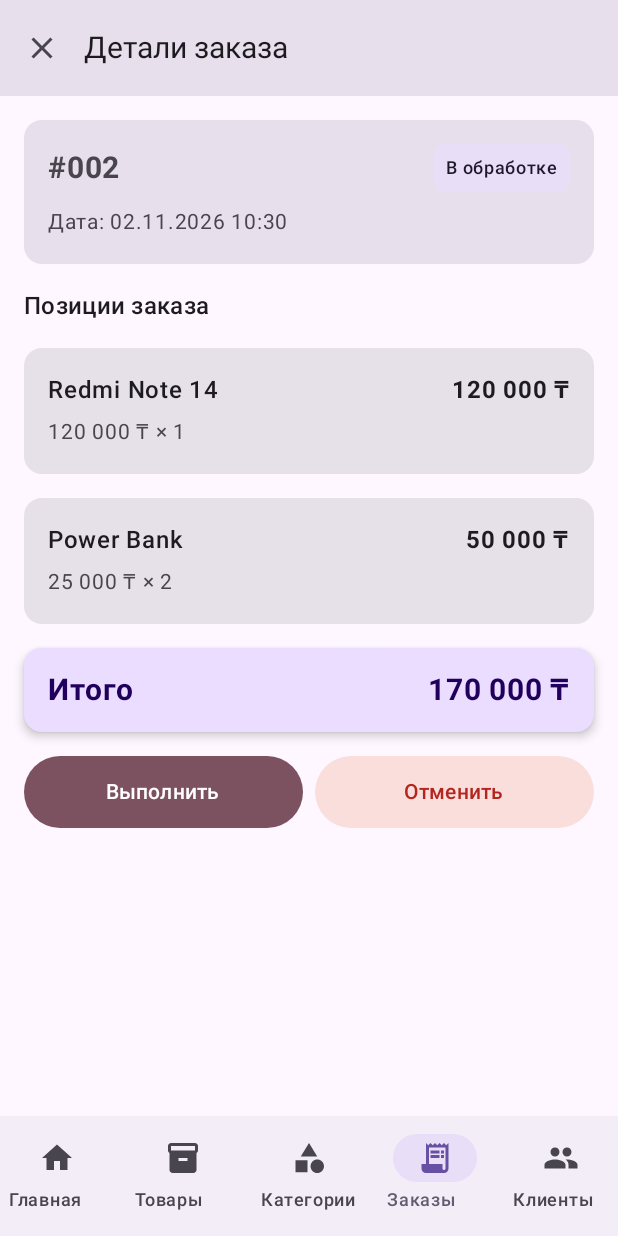
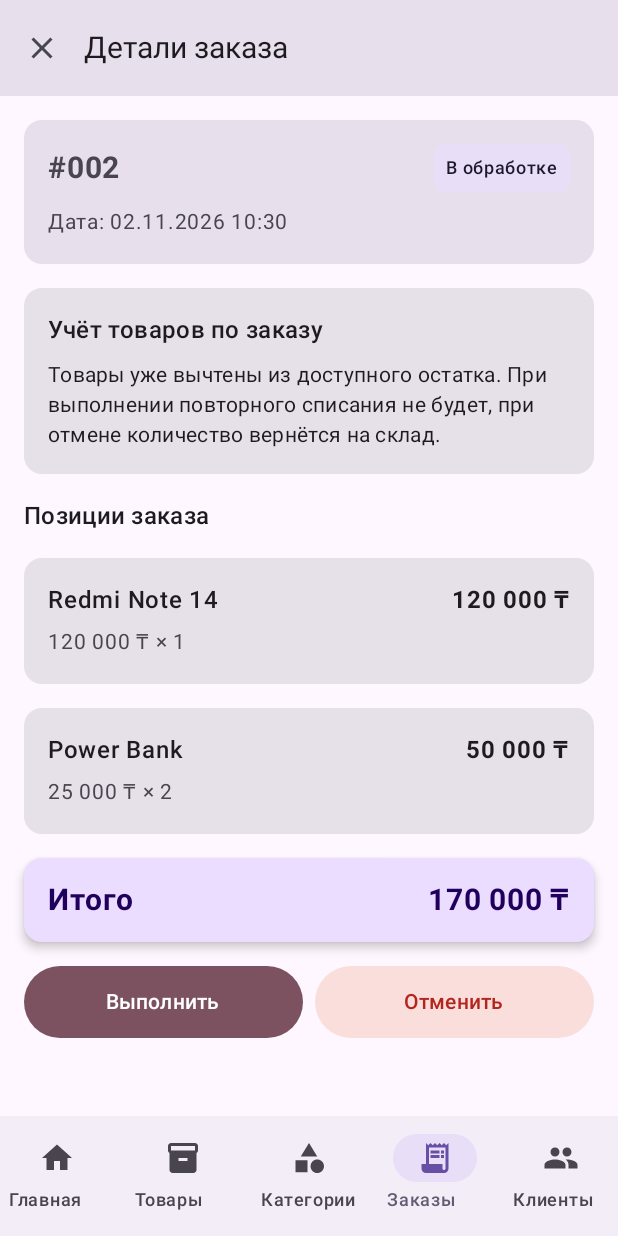
Before and after one commit to poshan4ik/NursetMobile, an Android app built with Jetpack Compose: the screen it shows after launch (MainActivity), after a tap on an icon or button, on a phone screen of 412 x 824 dp. Run offline under Robolectric (Android 15) with nearby library versions, the phone set to English and light mode, and no system bars; our stand-ins replace Room's generated code.

Commit message:
Clarify stock deduction and selling prices in order workflow

```diff
--- a/app/src/main/java/com/nursetmobile/ui/orders/OrderDetailsScreen.kt
+++ b/app/src/main/java/com/nursetmobile/ui/orders/OrderDetailsScreen.kt
@@ -216,6 +216,7 @@ private fun OrderDetailsContent(
         verticalArrangement = Arrangement.spacedBy(16.dp)
     ) {
         item { OrderInfoCard(order = order, status = status) }
+        item { OrderStockEffectCard(status) }
         item { Text(stringResource(R.string.order_items), style = MaterialTheme.typography.titleMedium) }
         items(orderItems, key = { it.id }) { OrderDetailItemCard(it) }
         item { OrderTotalCard(totalPrice = order.totalPrice) }
@@ -225,6 +226,21 @@ private fun OrderDetailsContent(
             onStatusChange = onStatusChange,
             onCancelRequest = onCancelRequest
         ) }
+    }
+}
+
+@Composable
+private fun OrderStockEffectCard(status: OrderStatus) {
+    val description = when (status) {
+        OrderStatus.NEW, OrderStatus.PROCESSING -> R.string.order_stock_effect_active
+        OrderStatus.COMPLETED -> R.string.order_stock_effect_completed
+        OrderStatus.CANCELLED -> R.string.order_stock_effect_cancelled
+    }
+    Card(modifier = Modifier.fillMaxWidth()) {
+        Column(Modifier.padding(16.dp), verticalArrangement = Arrangement.spacedBy(8.dp)) {
+            Text(stringResource(R.string.order_stock_effect_title), style = MaterialTheme.typography.titleMedium)
+            Text(stringResource(description), style = MaterialTheme.typography.bodyMedium)
+        }
     }
 }
 
--- a/app/src/main/res/values/strings.xml
+++ b/app/src/main/res/values/strings.xml
@@ -29,10 +29,10 @@
     <string name="cancel_order_warning">Товары вернутся на склад. Это действие нельзя отменить.</string>
     <string name="total">Итого</string>
     <string name="quantity">Количество</string>
-    <string name="price">Цена</string>
-    <string name="price_with_value">Цена: %1$s</string>
+    <string name="price">Цена продажи</string>
+    <string name="price_with_value">Цена продажи: %1$s</string>
     <string name="stock_with_value">Остаток: %1$d шт.</string>
-    <string name="product_price_and_stock">Цена: %1$s | Остаток: %2$d шт.</string>
+    <string name="product_price_and_stock">Цена продажи: %1$s | Остаток: %2$d шт.</string>
     <string name="name_label">Название</string>
     <string name="category_name_label">Название категории</string>
     <string name="create_order">Создать заказ</string>
@@ -49,7 +49,13 @@
     <string name="action_complete">Выполнить</string>
     <string name="action_cancel">Отменить</string>
     <string name="cart_empty">Корзина пуста</string>
-    <string name="cart_empty_hint">Нажмите «+» чтобы добавить товары</string>
+    <string name="cart_empty_hint">Выберите товары для покупателя. При создании заказа их количество уменьшится на складе.</string>
+    <string name="order_stock_create_hint">При создании заказа товары будут вычтены из остатка.</string>
+    <string name="order_stock_preview">После оформления останется: %1$d шт.</string>
+    <string name="order_stock_effect_title">Учёт товаров по заказу</string>
+    <string name="order_stock_effect_active">Товары уже вычтены из доступного остатка. При выполнении повторного списания не будет, при отмене количество вернётся на склад.</string>
+    <string name="order_stock_effect_completed">Заказ выполнен. Товары списаны при его создании, повторного списания при выполнении нет.</string>
+    <string name="order_stock_effect_cancelled">Заказ отменён. Количество товаров возвращено в доступный остаток.</string>
     <string name="select_products">Выбрать товары</string>
     <string name="select_product">Выбрать товар</string>
     <string name="no_products_found">Товары не найдены</string>
```
Also changed, not shown: app/src/main/java/com/nursetmobile/ui/orders/CreateOrderScreen.kt (+9 -1 lines).
